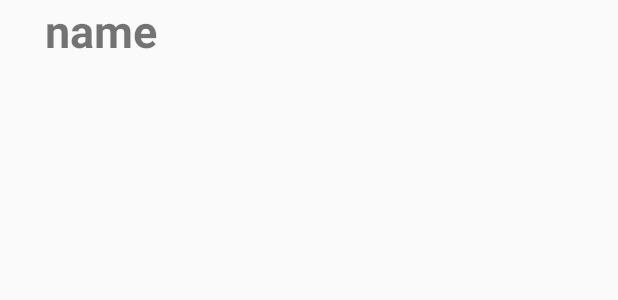
After one commit to alikadirkurt/gunluk, an Android app: the layout customview.xml on its own in the app's theme, with its tools: preview values and no code run, on a phone screen of 412 x 824 dp. The commit adds this screen. Shown: the top 300 px of the screen. Run offline under Robolectric (Android 15) with nearby library versions, the phone set to English and light mode, and no system bars.

```diff
--- a/app/build.gradle
+++ b/app/build.gradle
@@ -31,6 +31,7 @@ dependencies {
     implementation 'com.google.firebase:firebase-auth:16.0.3'
     implementation 'com.google.firebase:firebase-database:16.0.2'
     implementation 'com.google.firebase:firebase-storage:16.0.2'
+    implementation 'com.squareup.picasso:picasso:2.71828'
 
 }
 apply plugin: 'com.google.gms.google-services'
--- a/app/src/main/AndroidManifest.xml
+++ b/app/src/main/AndroidManifest.xml
@@ -23,6 +23,7 @@
             android:theme="@style/Theme.AppCompat.Light.DarkActionBar"></activity>
         <activity android:name=".upload_activity"
             android:theme="@style/Theme.AppCompat.Light.DarkActionBar"></activity>
+
     </application>
 
 </manifest>
--- /dev/null
+++ b/app/src/main/res/layout/customview.xml
@@ -0,0 +1,21 @@
+<?xml version="1.0" encoding="utf-8"?>
+<android.support.constraint.ConstraintLayout
+    xmlns:android="http://schemas.android.com/apk/res/android"
+    xmlns:app="http://schemas.android.com/apk/res-auto"
+    xmlns:tools="http://schemas.android.com/tools"
+    android:layout_width="match_parent"
+    android:layout_height="match_parent">
+
+    <TextView
+        android:id="@+id/userinfo"
+        android:layout_width="wrap_content"
+        android:layout_height="wrap_content"
+        android:text="name"
+        android:textSize="30sp"
+        android:textStyle="bold"
+        app:layout_constraintEnd_toEndOf="parent"
+        app:layout_constraintHorizontal_bias="0.088"
+        app:layout_constraintStart_toStartOf="parent"
+        tools:layout_editor_absoluteY="0dp" />
+
+</android.support.constraint.ConstraintLayout>
```
Also changed, not shown: app/src/main/java/com/example/kadir/gunlugum/User.java (added, +35 -0 lines), app/src/main/java/com/example/kadir/gunlugum/gunluklerim.java (+60 -2 lines), app/src/main/res/layout/activity_gunluklerim.xml (+6 -1 lines).
